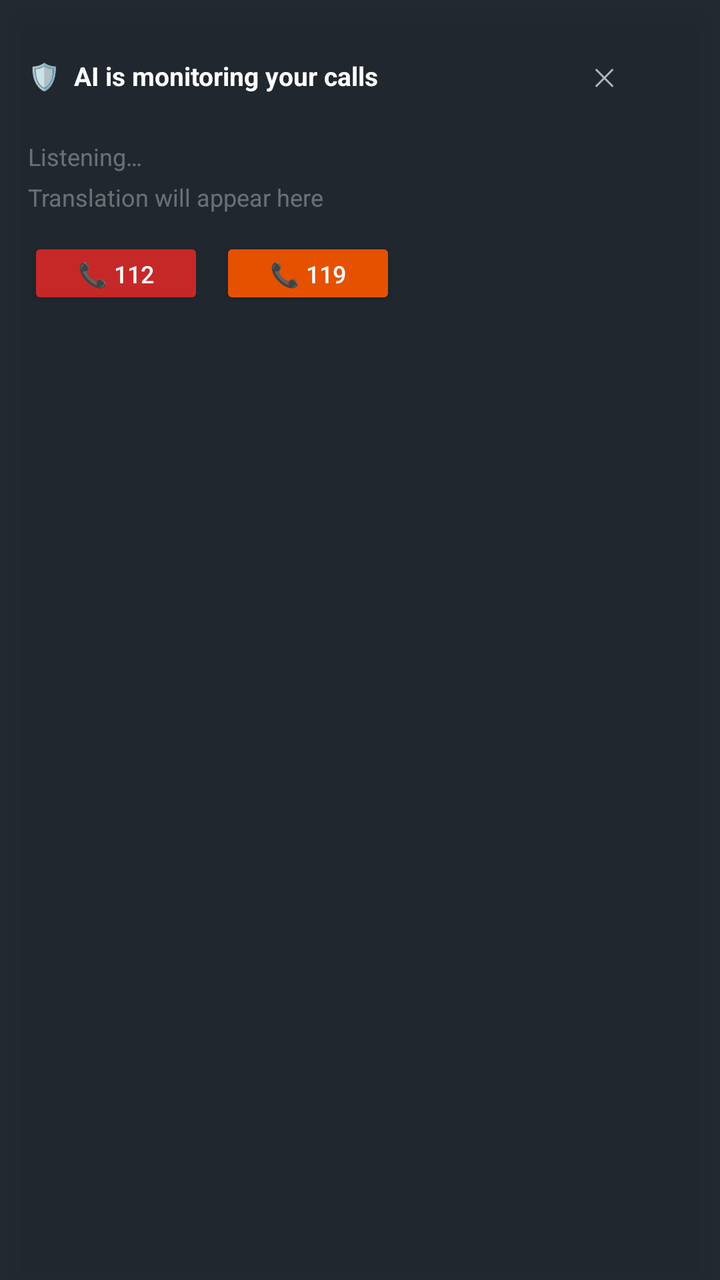
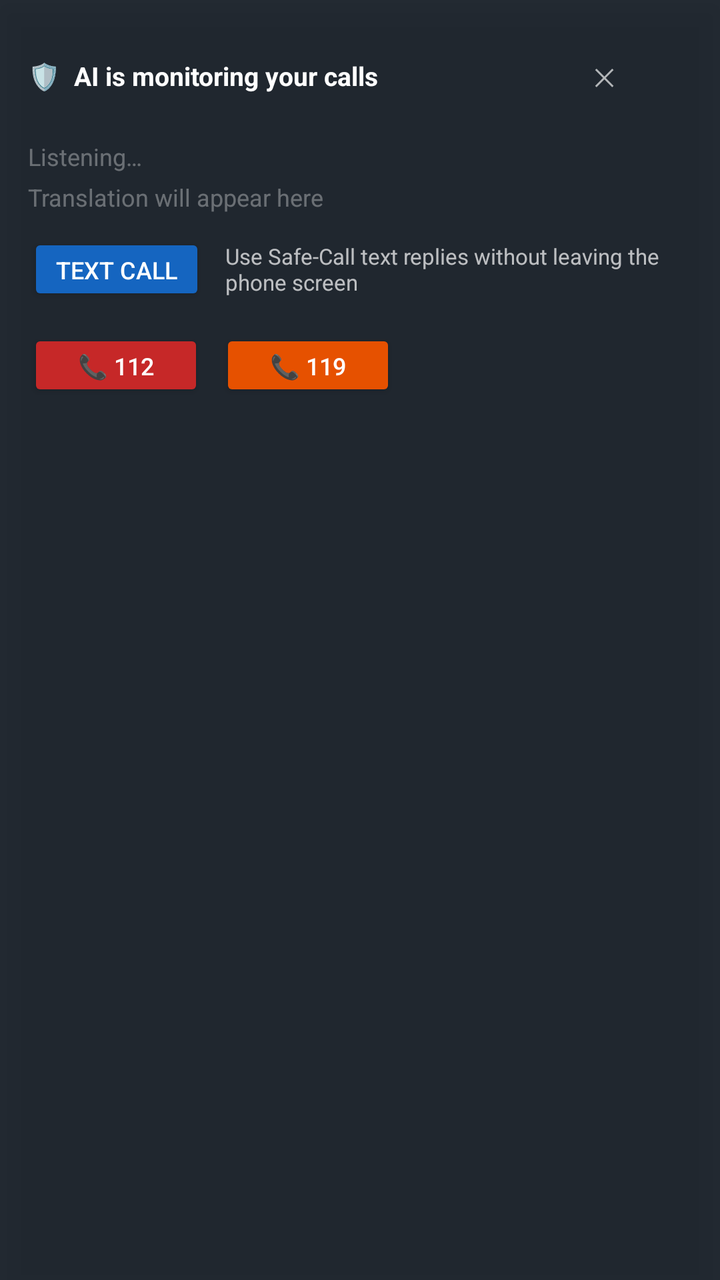

Two renders of the same Android screen: before a commit and after it. Below are the layout's source before the change and the commit's diff.
<!-- AndroidManifest.xml: fallback theme Theme.MaterialComponents.DayNight.NoActionBar -->
<!-- res/layout/overlay_call_assistant.xml -->
<?xml version="1.0" encoding="utf-8"?>
<LinearLayout xmlns:android="http://schemas.android.com/apk/res/android"
    android:orientation="vertical"
    android:background="#E8101820"
    android:padding="14dp"
    android:elevation="8dp"
    android:layout_width="match_parent"
    android:layout_height="wrap_content">

    
    <LinearLayout
        android:orientation="horizontal"
        android:gravity="center_vertical"
        android:layout_width="match_parent"
        android:layout_height="wrap_content">

        <TextView
            android:text="🛡️  AI is monitoring your calls"
            android:textColor="#FFFFFF"
            android:textStyle="bold"
            android:textSize="13sp"
            android:layout_weight="1"
            android:layout_width="0dp"
            android:layout_height="wrap_content" />

        <Button
            android:id="@+id/btnDismiss"
            android:text="✕"
            android:textSize="12sp"
            android:textColor="#AAFFFFFF"
            android:background="@null"
            android:padding="4dp"
            android:layout_width="wrap_content"
            android:layout_height="wrap_content" />
    </LinearLayout>

    
    <TextView
        android:id="@+id/tvWarning"
        android:visibility="gone"
        android:textColor="#FF6B6B"
        android:textStyle="bold"
        android:textSize="13sp"
        android:background="#33FF0000"
        android:padding="8dp"
        android:layout_marginTop="8dp"
        android:layout_width="match_parent"
        android:layout_height="wrap_content" />

    
    <TextView
        android:id="@+id/tvTranscript"
        android:hint="Listening…"
        android:textColorHint="#55FFFFFF"
        android:textColor="#DDFFFFFF"
        android:textSize="12sp"
        android:maxLines="3"
        android:ellipsize="start"
        android:layout_marginTop="8dp"
        android:layout_width="match_parent"
        android:layout_height="wrap_content" />

    
    <TextView
        android:id="@+id/tvTranslation"
        android:hint="Translation will appear here"
        android:textColorHint="#55FFFFFF"
        android:textColor="#4FC3F7"
        android:textSize="12sp"
        android:maxLines="3"
        android:ellipsize="start"
        android:layout_marginTop="4dp"
        android:layout_width="match_parent"
        android:layout_height="wrap_content" />

    
    <LinearLayout
        android:orientation="horizontal"
        android:layout_marginTop="12dp"
        android:layout_width="wrap_content"
        android:layout_height="wrap_content">

        <Button
            android:id="@+id/btn112"
            android:text="📞 112"
            android:textColor="#FFFFFF"
            android:backgroundTint="#C62828"
            android:textSize="12sp"
            android:paddingStart="14dp"
            android:paddingEnd="14dp"
            android:layout_width="wrap_content"
            android:layout_height="36dp" />

        <Button
            android:id="@+id/btn119"
            android:text="📞 119"
            android:textColor="#FFFFFF"
            android:backgroundTint="#E65100"
            android:textSize="12sp"
            android:layout_marginStart="8dp"
            android:paddingStart="14dp"
            android:paddingEnd="14dp"
            android:layout_width="wrap_content"
            android:layout_height="36dp" />
    </LinearLayout>

</LinearLayout>
<!-- resources referenced by this layout -->
<resources>

</resources>

<!-- the commit's change to res/layout/overlay_call_assistant.xml (unified diff, before → after) -->
@@ -73,6 +73,82 @@
         android:layout_width="match_parent"
         android:layout_height="wrap_content" />
 
+    <LinearLayout
+        android:orientation="horizontal"
+        android:gravity="center_vertical"
+        android:layout_marginTop="10dp"
+        android:layout_width="match_parent"
+        android:layout_height="wrap_content">
+
+        <Button
+            android:id="@+id/btnTextCallToggle"
+            android:text="Text Call"
+            android:textColor="#FFFFFF"
+            android:backgroundTint="#1565C0"
+            android:textSize="12sp"
+            android:paddingStart="14dp"
+            android:paddingEnd="14dp"
+            android:layout_width="wrap_content"
+            android:layout_height="36dp" />
+
+        <TextView
+            android:id="@+id/tvTextCallStatus"
+            android:text="Use Safe-Call text replies without leaving the phone screen"
+            android:textColor="#B3FFFFFF"
+            android:textSize="11sp"
+            android:layout_marginStart="10dp"
+            android:layout_width="0dp"
+            android:layout_weight="1"
+            android:layout_height="wrap_content" />
+    </LinearLayout>
+
+    <HorizontalScrollView
+        android:id="@+id/textCallRepliesContainer"
+        android:visibility="gone"
+        android:layout_marginTop="8dp"
+        android:scrollbars="none"
+        android:layout_width="match_parent"
+        android:layout_height="wrap_content">
+
+        <LinearLayout
+            android:orientation="horizontal"
+            android:layout_width="wrap_content"
+            android:layout_height="wrap_content">
+
+            <Button
+                android:id="@+id/btnReplyWho"
+                android:text="Who are you?"
+                android:textAllCaps="false"
+                android:textColor="#FFFFFF"
+                android:backgroundTint="#263238"
+                android:textSize="12sp"
+                android:layout_width="wrap_content"
+                android:layout_height="36dp" />
+
+            <Button
+                android:id="@+id/btnReplyBusy"
+                android:text="I can't talk now"
+                android:textAllCaps="false"
+                android:textColor="#FFFFFF"
+                android:backgroundTint="#263238"
+                android:textSize="12sp"
+                android:layout_marginStart="8dp"
+                android:layout_width="wrap_content"
+                android:layout_height="36dp" />
+
+            <Button
+                android:id="@+id/btnReplyText"
+                android:text="Send me a text"
+                android:textAllCaps="false"
+                android:textColor="#FFFFFF"
+                android:backgroundTint="#263238"
+                android:textSize="12sp"
+                android:layout_marginStart="8dp"
+                android:layout_width="wrap_content"
+                android:layout_height="36dp" />
+        </LinearLayout>
+    </HorizontalScrollView>
+
     
     <LinearLayout
         android:orientation="horizontal"
